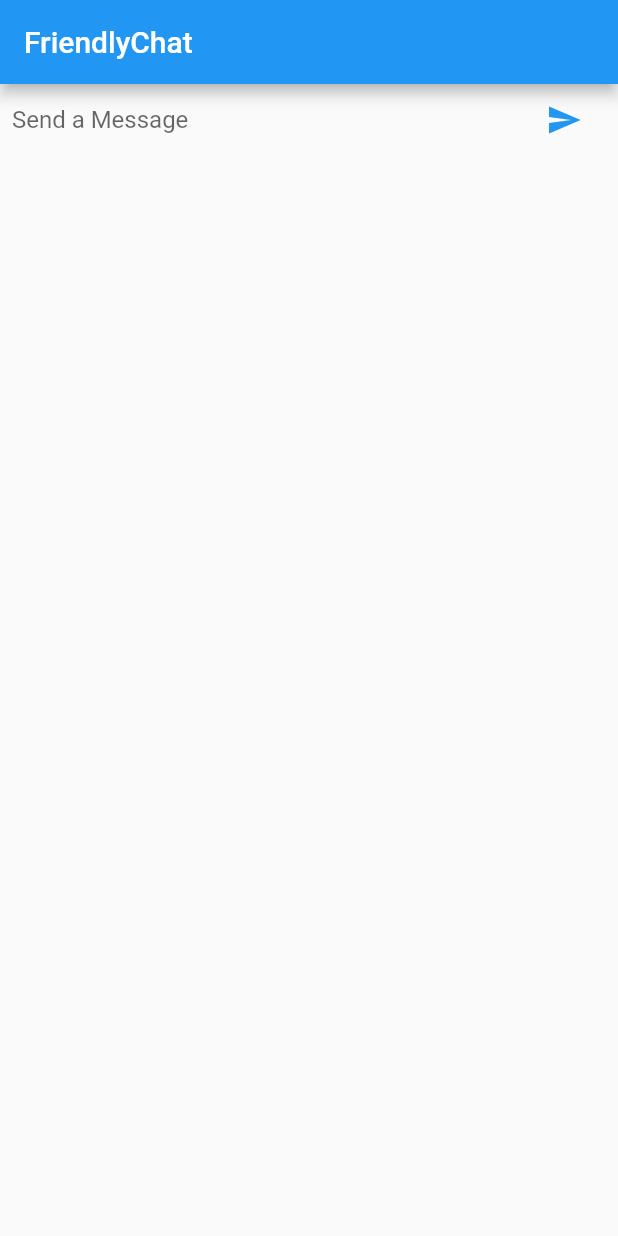
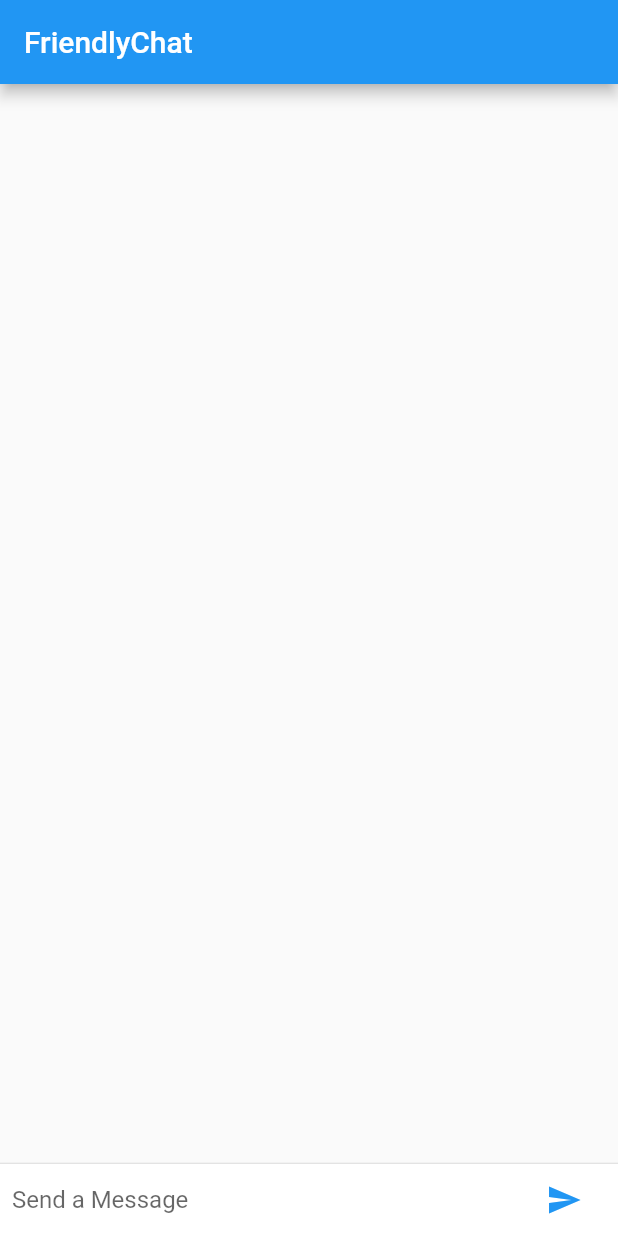
Before and after one commit to jheloper/flutter-chat-app-example, a Flutter app: the screen it shows after launch, on a phone screen of 412 x 824 dp. Run offline on Flutter 3.47's test engine with Material 2 defaults, Android fonts, the phone set to English and light mode, and no system bars.

Commit message:
화면에 보낸 메시지가 표시될 수 있도록 수정

```diff
--- a/lib/main.dart
+++ b/lib/main.dart
@@ -28,11 +28,27 @@ class ChatScreenState extends State<ChatScreen> {
   @override
   Widget build(BuildContext context) {
     return new Scaffold(
-      appBar: new AppBar(
-        title: new Text("FriendlyChat"),
-      ),
-      body: _buildTextComposer(),
-    );
+        appBar: new AppBar(
+          title: new Text("FriendlyChat"),
+        ),
+        body: new Column(
+          children: <Widget>[
+            new Flexible(
+                child: new ListView.builder(
+              padding: new EdgeInsets.all(8.0),
+              reverse: true,
+              itemBuilder: (_, int index) => _message[index],
+              itemCount: _message.length,
+            )),
+            new Divider(
+              height: 1.0,
+            ),
+            new Container(
+              decoration: new BoxDecoration(color: Theme.of(context).cardColor),
+              child: _buildTextComposer(),
+            )
+          ],
+        ));
   }
 
   Widget _buildTextComposer() {
@@ -74,7 +90,6 @@ class ChatScreenState extends State<ChatScreen> {
 const String _name = "Joonghyeon Kim";
 
 class ChatMessage extends StatelessWidget {
-
   ChatMessage({this.text});
 
   final String text;
@@ -88,13 +103,18 @@ class ChatMessage extends StatelessWidget {
         children: <Widget>[
           new Container(
             margin: const EdgeInsets.only(right: 16.0),
-            child: new CircleAvatar(child: new Text(_name[0]),),
+            child: new CircleAvatar(
+              child: new Text(_name[0]),
+            ),
           ),
           new Column(
             crossAxisAlignment: CrossAxisAlignment.start,
             children: <Widget>[
               new Text(_name, style: Theme.of(context).textTheme.subhead),
-              new Container(margin: const EdgeInsets.only(top: 5.0), child: new Text(text),)
+              new Container(
+                margin: const EdgeInsets.only(top: 5.0),
+                child: new Text(text),
+              )
             ],
           )
         ],
```
